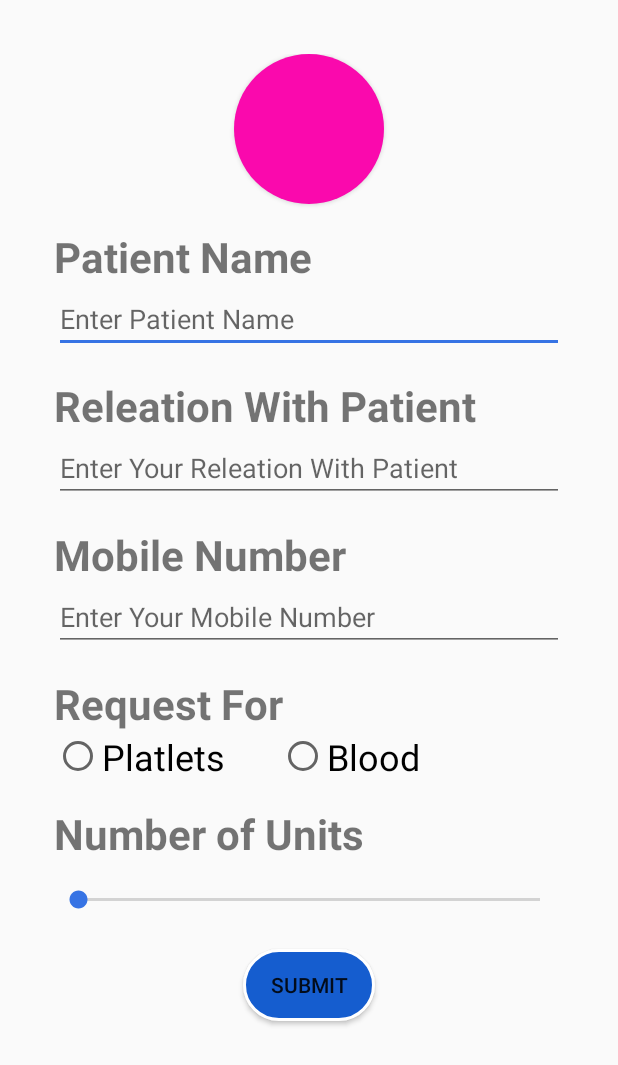
After one commit to hellosahib/BloodDonor-Android, an Android app: the RequestFormActivity screen opened directly, with no data from a screen before it, on a phone screen of 412 x 824 dp. The commit adds this screen. Shown: the top 1065 px of the screen. Run offline under Robolectric (Android 15) with nearby library versions, the phone set to English and light mode, and no system bars; 2 statements that could not run were skipped.

Commit message:
Commit 4.0
Added New Activity

```diff
--- a/app/src/main/AndroidManifest.xml
+++ b/app/src/main/AndroidManifest.xml
@@ -17,8 +17,10 @@
                 <category android:name="android.intent.category.LAUNCHER" />
             </intent-filter>
         </activity>
-        <activity android:name=".SignUpActivity"/>
-        <activity android:name=".DonatorActivity"/>
+        <activity android:name=".SignUpActivity" />
+        <activity android:name=".DonatorActivity" />
+        <activity android:name=".BloodtypeActivity" />
+        <activity android:name=".RequestFormActivity"></activity>
     </application>
 
 </manifest>
--- /dev/null
+++ b/app/src/main/java/tech/rtsproduction/yef/RequestFormActivity.java
@@ -0,0 +1,23 @@
+package tech.rtsproduction.yef;
+
+import android.support.v7.app.AppCompatActivity;
+import android.os.Bundle;
+import android.widget.Button;
+import android.widget.Toast;
+
+public class RequestFormActivity extends AppCompatActivity {
+
+    Button bloodType;
+
+    @Override
+    protected void onCreate(Bundle savedInstanceState) {
+        super.onCreate(savedInstanceState);
+        setContentView(R.layout.activity_request_form);
+        bloodType = findViewById(R.id.bloodSelected);
+
+        Bundle parentBundle = getIntent().getExtras();
+        String getBlood = parentBundle.getString("bloodType");
+        Toast.makeText(this, getBlood, Toast.LENGTH_SHORT).show();
+        bloodType.setText(getBlood);
+    }
+}
--- /dev/null
+++ b/app/src/main/res/drawable/round_button.xml
@@ -0,0 +1,13 @@
+<?xml version="1.0" encoding="utf-8"?>
+<selector xmlns:android="http://schemas.android.com/apk/res/android">
+    <item android:state_pressed="false">
+        <shape android:shape="oval">
+            <solid android:color="#fa09ad"/>
+        </shape>
+    </item>
+    <item android:state_pressed="true">
+        <shape android:shape="oval">
+            <solid android:color="#c20586"/>
+        </shape>
+    </item>
+</selector>
--- a/app/src/main/res/layout/activity_login.xml
+++ b/app/src/main/res/layout/activity_login.xml
@@ -48,7 +48,8 @@
                         android:layout_height="wrap_content"
                         android:layout_centerHorizontal="true"
                         android:layout_marginTop="100dp"
-                        android:singleLine="true" />
+                        android:singleLine="true"
+                        android:inputType="textEmailAddress"/>
                 </android.support.design.widget.TextInputLayout>
 
                 <android.support.design.widget.TextInputLayout
--- /dev/null
+++ b/app/src/main/res/layout/activity_request_form.xml
@@ -0,0 +1,137 @@
+<?xml version="1.0" encoding="utf-8"?>
+<ScrollView
+    xmlns:android="http://schemas.android.com/apk/res/android"
+    android:layout_width="match_parent"
+    android:layout_height="match_parent"
+    android:fillViewport="true">
+    <RelativeLayout xmlns:android="http://schemas.android.com/apk/res/android"
+        android:layout_width="match_parent"
+        android:layout_height="wrap_content"
+        android:padding="36dp">
+
+        <Button
+            android:id="@+id/bloodSelected"
+            android:layout_width="100dp"
+            android:layout_height="100dp"
+            android:layout_centerHorizontal="true"
+            android:background="@drawable/round_button"
+            android:text="O+" />
+
+        <TextView
+            android:id="@+id/patientNameText"
+            android:layout_width="match_parent"
+            android:layout_height="wrap_content"
+            android:layout_below="@id/bloodSelected"
+            android:layout_marginTop="16dp"
+            android:text="Patient Name"
+            android:textSize="28sp"
+            android:textStyle="bold" />
+
+        <EditText
+            android:id="@+id/patientNameEdit"
+            android:layout_width="match_parent"
+            android:layout_height="wrap_content"
+            android:layout_below="@id/patientNameText"
+            android:hint="Enter Patient Name"
+            android:textColor="@android:color/black"
+            android:inputType="textPersonName"/>
+
+        <TextView
+            android:id="@+id/releationText"
+            android:layout_width="match_parent"
+            android:layout_height="wrap_content"
+            android:layout_below="@id/patientNameEdit"
+            android:layout_marginTop="16dp"
+            android:text="Releation With Patient"
+            android:textSize="28sp"
+            android:textStyle="bold" />
+
+        <EditText
+            android:id="@+id/releationEdit"
+            android:layout_width="match_parent"
+            android:layout_height="wrap_content"
+            android:layout_below="@id/releationText"
+            android:hint="Enter Your Releation With Patient"
+            android:textColor="@android:color/black"
+            android:inputType="text"/>
+
+        <TextView
+            android:id="@+id/mobileText"
+            android:layout_width="match_parent"
+            android:layout_height="wrap_content"
+            android:layout_below="@id/releationEdit"
+            android:layout_marginTop="16dp"
+            android:text="Mobile Number"
+            android:textSize="28sp"
+            android:textStyle="bold" />
+
+        <EditText
+            android:id="@+id/mobileEdit"
+            android:layout_width="match_parent"
+            android:layout_height="wrap_content"
+            android:layout_below="@id/mobileText"
+            android:hint="Enter Your Mobile Number"
+            android:textColor="@android:color/black"
+            android:inputType="number"/>
+
+        <TextView
+            android:id="@+id/requestTypeText"
+            android:layout_width="match_parent"
+            android:layout_height="wrap_content"
+            android:layout_below="@id/mobileEdit"
+            android:layout_marginTop="16dp"
+            android:text="Request For"
+            android:textSize="28sp"
+            android:textStyle="bold" />
+
+        <RadioGroup
+            android:id="@+id/radioGroup"
+            android:layout_width="match_parent"
+            android:layout_height="wrap_content"
+            android:layout_below="@id/requestTypeText"
+            android:orientation="horizontal">
+
+            <RadioButton
+                android:id="@+id/platletRadio"
+                android:layout_width="wrap_content"
+                android:layout_height="wrap_content"
+                android:layout_marginEnd="36dp"
+                android:text="Platlets"
+                android:textSize="24sp" />
+
+            <RadioButton
+                android:id="@+id/bloodRadio"
+                android:layout_width="wrap_content"
+                android:layout_height="wrap_content"
+                android:text="Blood"
+                android:textSize="24sp" />
+        </RadioGroup>
+
+        <TextView
+            android:id="@+id/unitText"
+            android:layout_width="match_parent"
+            android:layout_height="wrap_content"
+            android:layout_below="@id/radioGroup"
+            android:layout_marginTop="16dp"
+            android:text="Number of Units"
+            android:textSize="28sp"
+            android:textStyle="bold" />
+
+        <android.support.v7.widget.AppCompatSeekBar
+            android:id="@+id/unitsSeek"
+            android:layout_width="match_parent"
+            android:layout_height="wrap_content"
+            android:layout_below="@id/unitText"
+            android:layout_marginTop="16dp" />
+
+        <Button
+            android:layout_width="wrap_content"
+            android:layout_height="wrap_content"
+            android:text="Submit"
+            android:background="@drawable/login_button"
+            android:layout_below="@id/unitsSeek"
+            android:layout_centerHorizontal="true"
+            android:layout_marginTop="24dp"
+            android:id="@+id/submitBtn"/>
+    </RelativeLayout>
+</ScrollView>
```
Also changed, not shown: app/src/main/java/tech/rtsproduction/yef/BloodtypeActivity.java (added, +25 -0 lines), app/src/main/java/tech/rtsproduction/yef/DonatorActivity.java (+16 -0 lines), app/src/main/res/layout/activity_bloodtype.xml (added, +95 -0 lines), app/src/main/res/layout/activity_donators__page.xml (+7 -1 lines), 1 other file.
